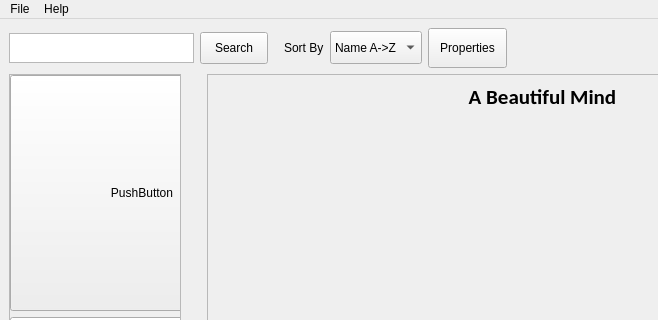
Before: the Qt Designer form ui.ui in nishan7/movie_catalog, drawn with Qt 5; both pictures show x 0 to 658 and y 0 to 320 of the 886 by 936 pixel window.
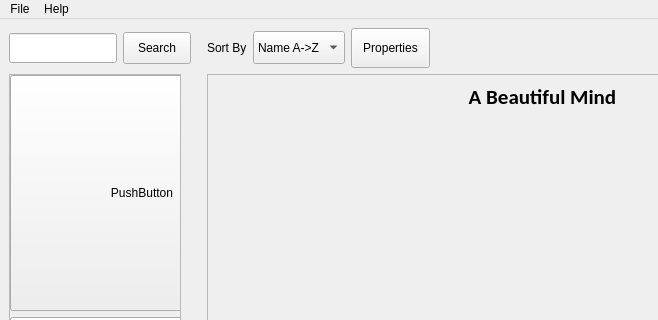
After: the same form once the commit is applied. Icons and pictures are not drawn.

The edit to the form file:
```diff
--- a/ui.ui
+++ b/ui.ui
@@ -32,7 +32,7 @@
          <enum>QLayout::SetFixedSize</enum>
         </property>
         <item>
-         <widget class="QPlainTextEdit" name="search_field">
+         <widget class="QLineEdit" name="lineEdit">
           <property name="sizePolicy">
            <sizepolicy hsizetype="Minimum" vsizetype="Minimum">
             <horstretch>0</horstretch>
@@ -47,19 +47,10 @@
           </property>
           <property name="maximumSize">
            <size>
-            <width>185</width>
+            <width>16777215</width>
             <height>30</height>
            </size>
           </property>
-          <property name="toolTip">
-           <string extracomment="Enter query and Search"/>
-          </property>
-          <property name="plainText">
-           <string extracomment="Search"/>
-          </property>
-          <property name="placeholderText">
-           <string notr="true" extracomment="Search.."/>
-          </property>
          </widget>
         </item>
         <item>
```
Left out of the diff: 70 changed lines with no effect on the pictures.
